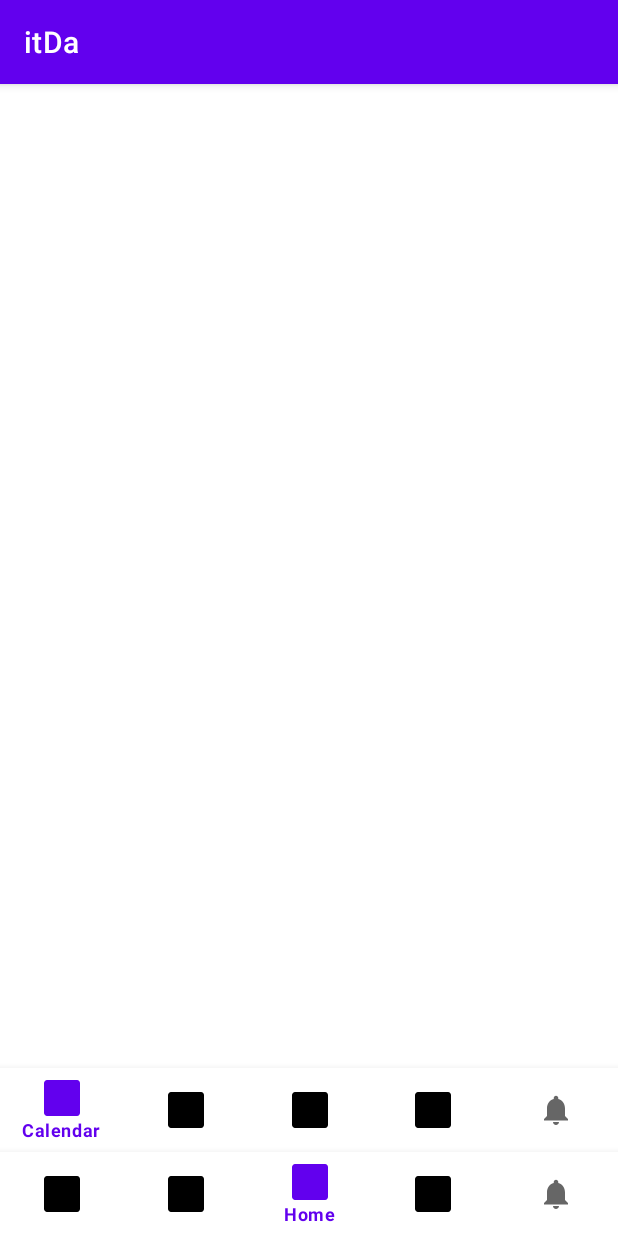
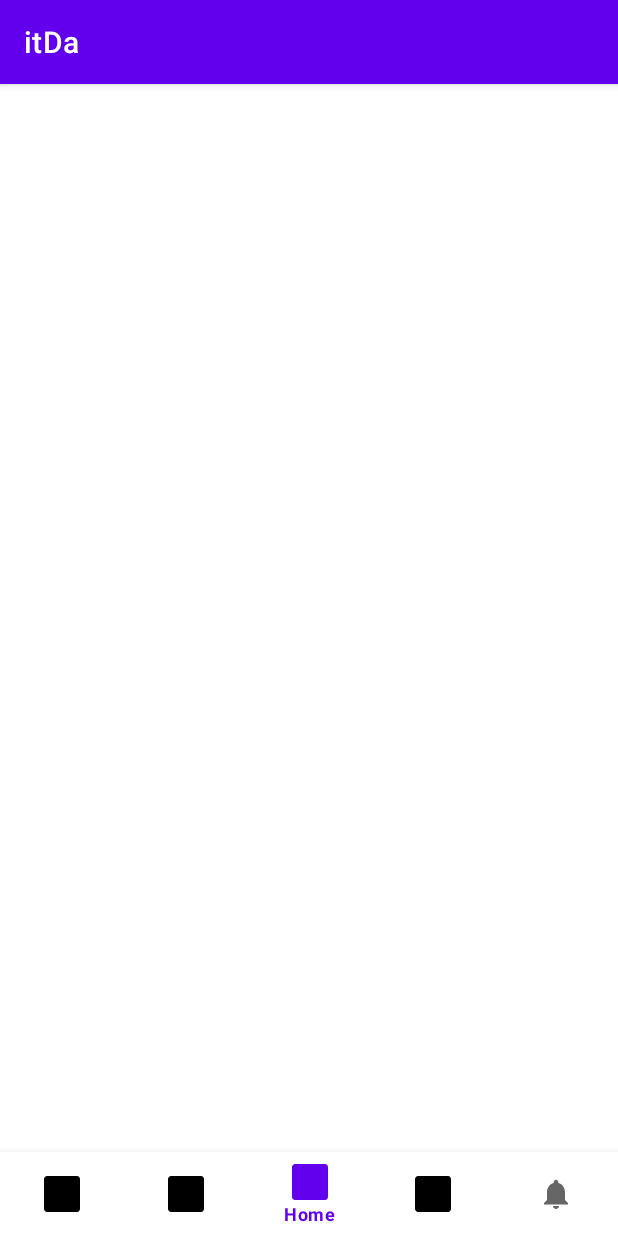
Before and after one commit to JeonJongHyeon97/itDa, an Android app: the screen it shows after launch once a user with an empty profile is signed in (HomePage), item 3 of the bottom bar chosen, on a phone screen of 412 x 824 dp. Run offline under Robolectric (Android 15) with nearby library versions, the phone set to English and light mode, and no system bars; our stand-ins replace Firebase (no records; nobody signed in at launch, a user with empty details on screens opened directly), navigation-ui.

Commit message:
찐막 11-20 03:41
ㅇㅇ

```diff
--- a/app/src/main/java/com/example/itda/HomePage.kt
+++ b/app/src/main/java/com/example/itda/HomePage.kt
@@ -45,7 +45,7 @@ class HomePage : AppCompatActivity() {
                 }
                 true
             }
-            selectedItemId = R.id.board
+            selectedItemId = R.id.home
         }
     }
     private fun changeFragment(fragment: Fragment) {
--- a/app/src/main/res/layout/fragment_home.xml
+++ b/app/src/main/res/layout/fragment_home.xml
@@ -5,19 +5,6 @@
     android:layout_height="match_parent"
     xmlns:app="http://schemas.android.com/apk/res-auto"
     tools:context=".home">
-
-    <com.google.android.material.bottomnavigation.BottomNavigationView
-        android:id="@+id/nav_view"
-        android:layout_width="match_parent"
-        android:layout_height="wrap_content"
-        android:layout_gravity="bottom|clip_horizontal"
-        android:background="?android:attr/windowBackground"
-        app:layout_constraintBottom_toBottomOf="parent"
-        app:layout_constraintLeft_toLeftOf="parent"
-        app:layout_constraintRight_toRightOf="parent"
-        app:menu="@menu/bottom_nav_menu">
-
-    </com.google.android.material.bottomnavigation.BottomNavigationView>
 
     <androidx.recyclerview.widget.RecyclerView
         android:layout_width="match_parent"
```
Also changed, not shown: app/src/main/res/layout/home_page.xml (+0 -10 lines).
